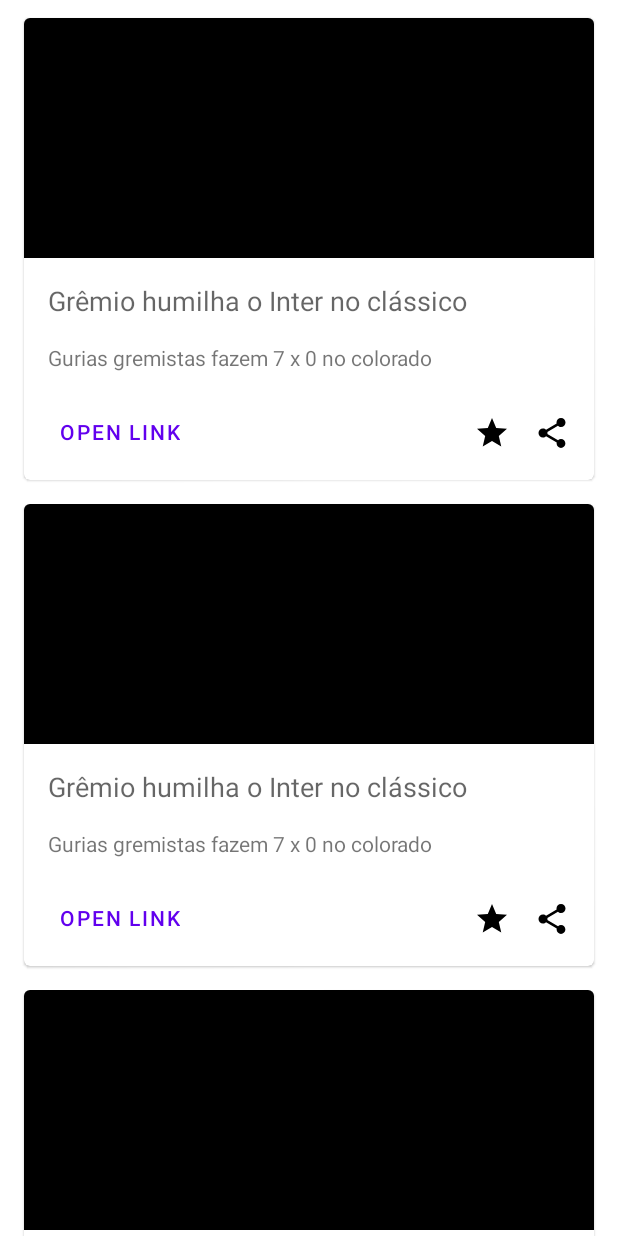
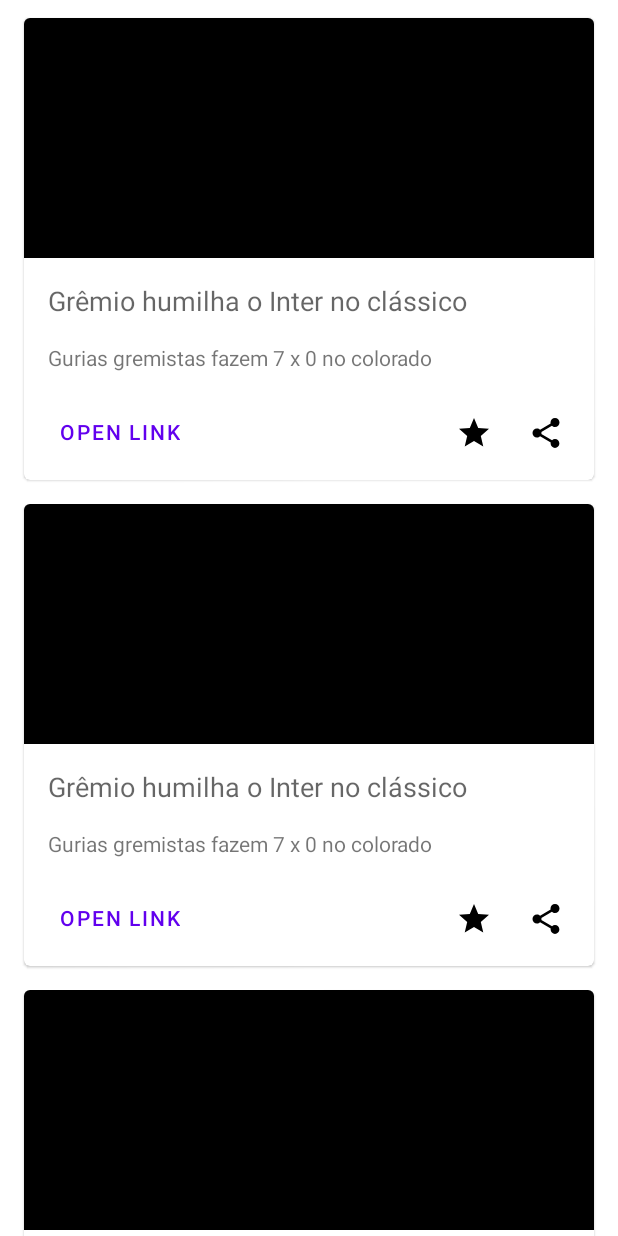
Before and after one commit to bdscampos/Dio-simulador-noticias, an Android app: the layout fragment_news.xml on its own in the app's theme, with its tools: preview values and no code run, on a phone screen of 412 x 824 dp. Run offline under Robolectric (Android 15) with nearby library versions, the phone set to English and light mode, and no system bars.

```diff
--- a/app/build.gradle
+++ b/app/build.gradle
@@ -42,6 +42,10 @@ dependencies {
 
     testImplementation 'junit:junit:4.13.2'
 
+    implementation 'com.squareup.retrofit2:retrofit:2.9.0'
+    implementation 'com.squareup.retrofit2:converter-gson:2.9.0'
+    implementation 'com.squareup.picasso:picasso:2.8'
+
     androidTestImplementation 'androidx.test.ext:junit:1.1.3'
     androidTestImplementation 'androidx.test.espresso:espresso-core:3.4.0'
 }
--- a/app/src/main/AndroidManifest.xml
+++ b/app/src/main/AndroidManifest.xml
@@ -2,6 +2,8 @@
 <manifest xmlns:android="http://schemas.android.com/apk/res/android"
     xmlns:tools="http://schemas.android.com/tools"
     package="com.bdscampos.dio_simulador_noticias">
+
+    <uses-permission android:name="android.permission.INTERNET"/>
 
     <application
         android:allowBackup="true"
--- a/app/src/main/res/layout/activity_main.xml
+++ b/app/src/main/res/layout/activity_main.xml
@@ -3,8 +3,7 @@
     xmlns:app="http://schemas.android.com/apk/res-auto"
     android:id="@+id/container"
     android:layout_width="match_parent"
-    android:layout_height="match_parent"
-    android:paddingTop="?attr/actionBarSize">
+    android:layout_height="match_parent">
 
     <com.google.android.material.bottomnavigation.BottomNavigationView
         android:id="@+id/nav_view"
--- a/app/src/main/res/layout/news_item.xml
+++ b/app/src/main/res/layout/news_item.xml
@@ -14,10 +14,10 @@
             android:id="@+id/ivThumbnail"
             android:layout_width="0dp"
             android:layout_height="@dimen/news_image_height"
+            android:src="@color/black"
             app:layout_constraintEnd_toEndOf="parent"
             app:layout_constraintStart_toStartOf="parent"
             app:layout_constraintTop_toTopOf="parent"
-            android:src="@color/black"
             tools:srcCompat="@tools:sample/avatars" />
 
         <com.google.android.material.textview.MaterialTextView
@@ -53,17 +53,21 @@
             android:layout_marginStart="@dimen/default_margin"
             android:layout_marginTop="@dimen/default_margin"
             android:layout_marginBottom="8dp"
+            android:text="@string/btOpenLink"
             app:layout_constraintBottom_toBottomOf="parent"
             app:layout_constraintStart_toStartOf="parent"
-            app:layout_constraintTop_toBottomOf="@+id/tvDescription"
-            tools:text="Open Link" />
+            app:layout_constraintTop_toBottomOf="@+id/tvDescription" />
 
         <com.google.android.material.imageview.ShapeableImageView
             android:id="@+id/ivFavorite"
             android:layout_width="wrap_content"
             android:layout_height="wrap_content"
             android:layout_marginEnd="@dimen/default_margin"
+            android:background="?android:selectableItemBackgroundBorderless"
+            android:clickable="true"
             android:contentDescription="@string/cd_favorite_icon"
+            android:focusable="true"
+            android:padding="4dp"
             app:layout_constraintBottom_toBottomOf="@+id/btOpenLink"
             app:layout_constraintEnd_toStartOf="@+id/ivShare"
             app:layout_constraintTop_toTopOf="@+id/btOpenLink"
@@ -75,7 +79,11 @@
             android:layout_width="wrap_content"
             android:layout_height="wrap_content"
             android:layout_marginEnd="@dimen/default_margin"
+            android:background="?android:selectableItemBackgroundBorderless"
+            android:clickable="true"
             android:contentDescription="@string/cd_share_icon"
+            android:focusable="true"
+            android:padding="4dp"
             app:layout_constraintBottom_toBottomOf="@+id/ivFavorite"
             app:layout_constraintEnd_toEndOf="parent"
             app:layout_constraintTop_toTopOf="@+id/ivFavorite"
--- a/app/src/main/res/values/strings.xml
+++ b/app/src/main/res/values/strings.xml
@@ -4,4 +4,5 @@
     <string name="title_favorites">Favorites</string>
     <string name="cd_share_icon">Share Icon</string>
     <string name="cd_favorite_icon">Favorite Icon</string>
+    <string name="btOpenLink">Open Link</string>
 </resources>
```
Also changed, not shown: app/src/main/java/com/bdscampos/dio_simulador_noticias/data/remote/FootballNewsApi.java (added, +14 -0 lines), app/src/main/java/com/bdscampos/dio_simulador_noticias/domain/News.java (+16 -3 lines), app/src/main/java/com/bdscampos/dio_simulador_noticias/ui/adapter/NewsAdapter.java (+9 -1 lines), app/src/main/java/com/bdscampos/dio_simulador_noticias/ui/news/NewsViewModel.java (+36 -9 lines).
